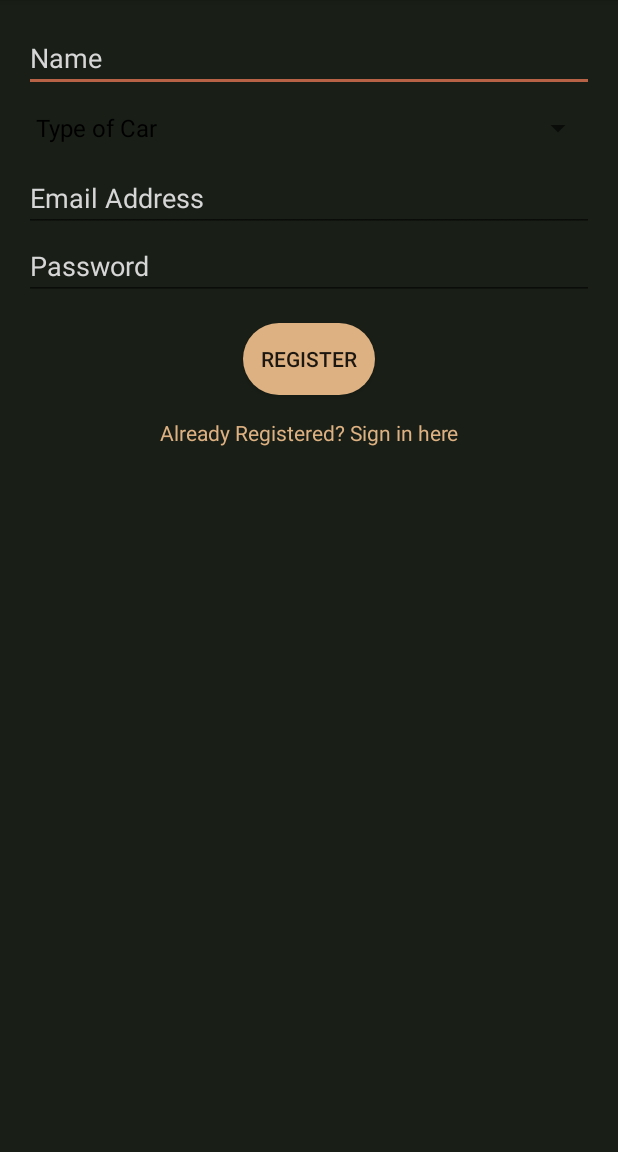
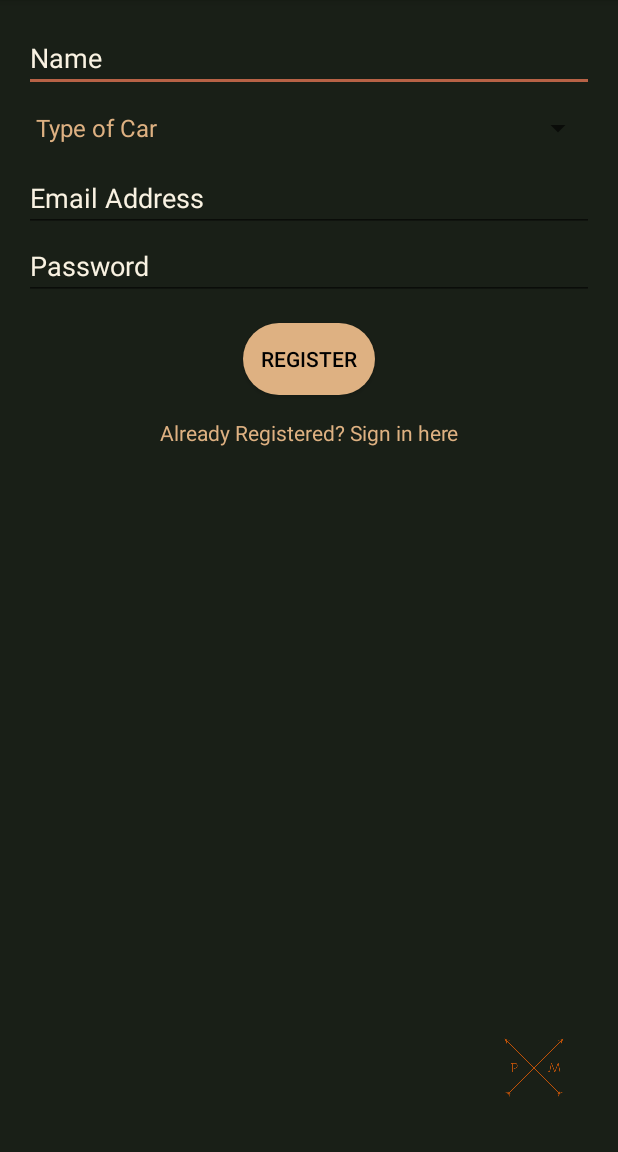
Before and after one commit to CUNYTech/ParkingFinder, an Android app: the Activity_register screen opened directly, with no data from a screen before it, on a phone screen of 412 x 824 dp, the part 84-1236 px from its top. Run offline under Robolectric (Android 15) with nearby library versions, the phone set to English and light mode, and no system bars; our stand-ins replace Firebase (no records; nobody signed in at launch, a user with empty details on screens opened directly).

Commit message:
new registeration page

```diff
--- a/Client/app/src/main/res/layout/activity_register.xml
+++ b/Client/app/src/main/res/layout/activity_register.xml
@@ -1,5 +1,6 @@
 <?xml version="1.0" encoding="utf-8"?>
 <RelativeLayout xmlns:android="http://schemas.android.com/apk/res/android"
+    xmlns:app="http://schemas.android.com/apk/res-auto"
     xmlns:tools="http://schemas.android.com/tools"
     android:id="@+id/activity_register"
     android:layout_width="match_parent"
@@ -20,6 +21,7 @@
         android:layout_alignParentRight="true"
         android:layout_alignParentStart="true"
         android:layout_alignParentTop="true"
+        android:textColor="@color/offWhite"
         android:ems="10"
         android:hint="Name"
         android:inputType="textPersonName" />
@@ -49,6 +51,7 @@
         android:layout_alignParentStart="true"
         android:layout_below="@+id/editTextCarType"
         android:ems="10"
+        android:textColor="@color/offWhite"
         android:hint="Email Address"
         android:inputType="textEmailAddress" />
 
@@ -62,6 +65,7 @@
         android:layout_alignParentStart="true"
         android:layout_below="@+id/editTextEmailAddress"
         android:ems="10"
+        android:textColor="@color/offWhite"
         android:hint="Password"
         android:inputType="textPassword" />
 
@@ -73,7 +77,9 @@
         android:text="Register"
         android:layout_below="@+id/editTextPassword"
         android:layout_centerHorizontal="true"
-        android:layout_marginTop="15dp" />
+        android:layout_marginTop="15dp"
+        android:textColor="#000000"
+        />
 
     <TextView
         android:id="@+id/textViewSignIn"
@@ -84,4 +90,14 @@
         android:text="Already Registered? Sign in here"
         android:textAlignment="center"
         android:textColor="#DEB182" />
+
+    <ImageView
+        android:id="@+id/imageView4"
+        android:layout_width="80dp"
+        android:layout_height="80dp"
+        app:srcCompat="@drawable/pm_cross"
+        android:layout_alignParentBottom="true"
+        android:layout_alignParentRight="true"
+        android:layout_alignParentEnd="true" />
+
 </RelativeLayout>
--- a/Client/app/src/main/res/values/colors.xml
+++ b/Client/app/src/main/res/values/colors.xml
@@ -3,4 +3,5 @@
     <color name="colorPrimary">#3F51B5</color>
     <color name="colorPrimaryDark">#303f9f</color>
     <color name="colorAccent">#FF4081</color>
+    <color name="offWhite">#DEB182</color>
 </resources>
--- a/Client/app/src/main/res/values/styles.xml
+++ b/Client/app/src/main/res/values/styles.xml
@@ -5,9 +5,13 @@
         <!-- Customize your theme here. -->
         <item name="colorPrimaryDark">#191F17</item>
         <item name="colorAccent">#B76246</item>
-        <item name="android:textColorHint">@color/wallet_secondary_text_holo_dark</item>
+        <item name="android:textColorHint">#F9F2E2</item>
+        <item name="android:textColor">#DEB182</item>
     </style>
 
+    <style name="offWhite">
+        <item name="android:textColor">#DEB182</item>
+    </style>
 
 
     <style name="AppTheme.NoActionBar">
```
Also changed, not shown: Client/app/src/main/res/drawable/pm_cross.png (added), Client/app/src/main/res/drawable/streetbg.jpg (added), Client/app/src/main/res/drawable/streetblur.png (added).
